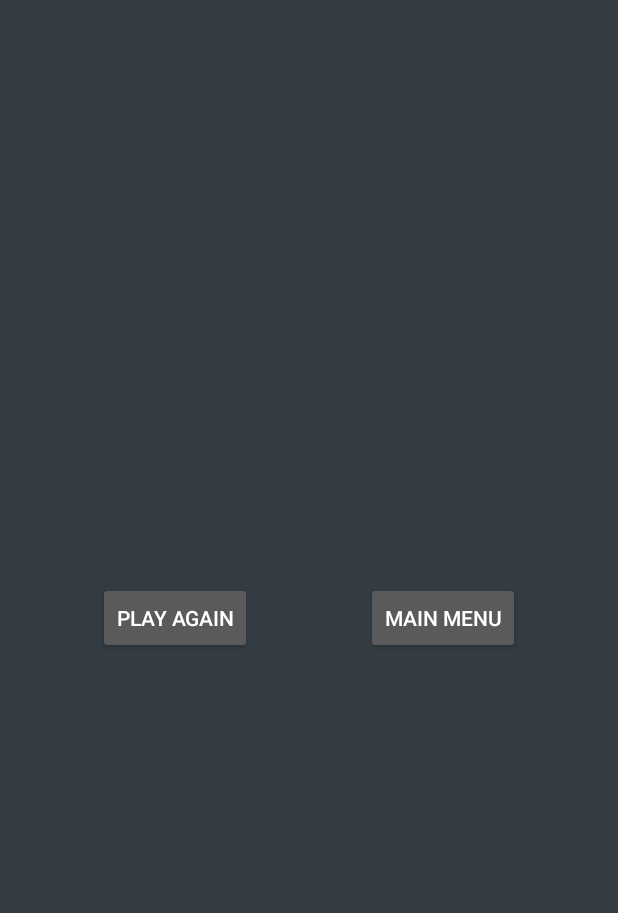
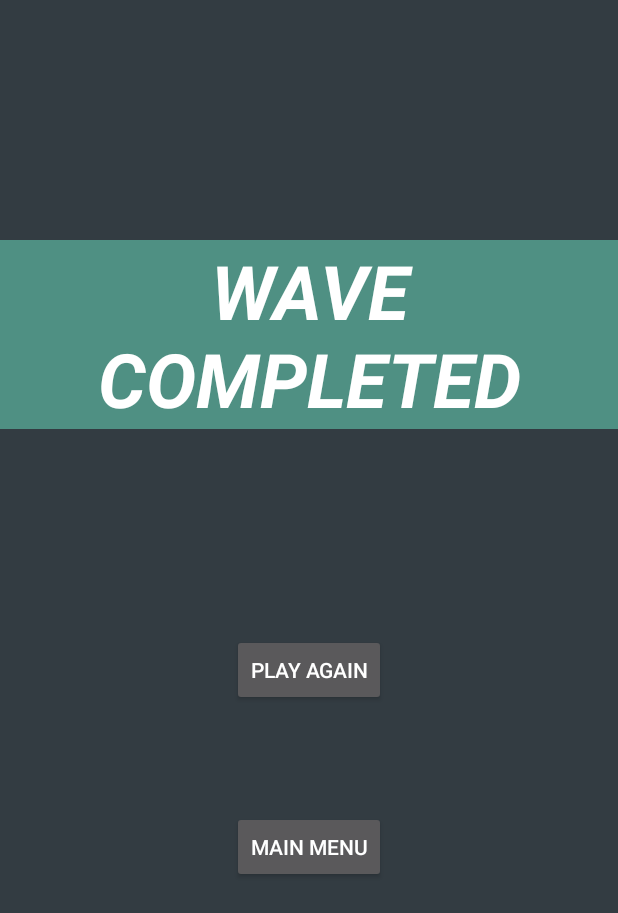
Before and after one commit to d-philip/WaveGen, an Android app: the PostGame screen opened directly, with no data from a screen before it, on a phone screen of 412 x 824 dp. Shown: the top 913 px of the screen. Run offline under Robolectric (Android 15) with nearby library versions, the light colour scheme and no system bars.

Commit message:
Edited post game activity. Changed curvature of graphs. Minor changes to main menu (record image starts at a -30degree angle, rotation speed changed)

```diff
--- a/app/src/main/res/anim/rotate_clockwise.xml
+++ b/app/src/main/res/anim/rotate_clockwise.xml
@@ -1,9 +1,9 @@
 <?xml version="1.0" encoding="utf-8"?>
-<set xmlns:android="http://schemas.android.com/apk/res/android" android:interpolator="@android:anim/cycle_interpolator">
+<set xmlns:android="http://schemas.android.com/apk/res/android" android:interpolator="@android:anim/linear_interpolator">
     <rotate
         android:fromDegrees="0"
         android:toDegrees="360"
-        android:duration="500000"
+        android:duration="10000"
         android:pivotX="50%"
         android:pivotY="50%"
         android:repeatCount="infinite"
--- a/app/src/main/res/layout/activity_game.xml
+++ b/app/src/main/res/layout/activity_game.xml
@@ -56,4 +56,5 @@
         app:layout_constraintVertical_weight="1" />
 
 
+
 </android.support.constraint.ConstraintLayout>
--- a/app/src/main/res/layout/activity_main.xml
+++ b/app/src/main/res/layout/activity_main.xml
@@ -14,12 +14,14 @@
         android:layout_alignParentEnd="true"
         android:layout_centerVertical="true"
         android:adjustViewBounds="false"
+        android:scaleType="centerInside"
+        android:rotation="330"
         app:layout_constraintBottom_toBottomOf="parent"
         app:layout_constraintEnd_toEndOf="parent"
         app:layout_constraintHorizontal_bias="0.0"
         app:layout_constraintStart_toStartOf="parent"
         app:layout_constraintTop_toTopOf="parent"
-        app:layout_constraintVertical_bias="0.64"
+        app:layout_constraintVertical_bias="0.0"
         app:srcCompat="@drawable/wavegennodisk" />
 
     <Button
--- a/app/src/main/res/layout/activity_post_game.xml
+++ b/app/src/main/res/layout/activity_post_game.xml
@@ -7,6 +7,24 @@
     tools:context=".PostGame"
     tools:layout_editor_absoluteY="81dp">
 
+    <TextView
+        android:id="@+id/textView"
+        android:layout_width="wrap_content"
+        android:layout_height="wrap_content"
+        android:background="@color/colorPrimary"
+        android:text="WAVE COMPLETED"
+        android:textAlignment="center"
+        android:textAllCaps="false"
+        android:textAppearance="@style/TextAppearance.AppCompat.Display2"
+        android:textColor="@android:color/white"
+        android:textSize="50sp"
+        android:textStyle="bold|italic"
+        app:layout_constraintBottom_toBottomOf="parent"
+        app:layout_constraintEnd_toEndOf="parent"
+        app:layout_constraintStart_toStartOf="parent"
+        app:layout_constraintTop_toTopOf="parent"
+        app:layout_constraintVertical_bias="0.229" />
+
     <Button
         android:id="@+id/button2"
         android:layout_width="wrap_content"
@@ -14,19 +32,23 @@
         android:onClick="launchPlayAgain"
         android:text="Play Again"
         app:layout_constraintBottom_toBottomOf="parent"
-        app:layout_constraintEnd_toStartOf="@+id/button3"
+        app:layout_constraintEnd_toEndOf="parent"
+        app:layout_constraintHorizontal_bias="0.501"
         app:layout_constraintStart_toStartOf="parent"
-        app:layout_constraintTop_toTopOf="parent" />
+        app:layout_constraintTop_toTopOf="parent"
+        app:layout_constraintVertical_bias="0.545" />
 
     <Button
         android:id="@+id/button3"
         android:layout_width="wrap_content"
         android:layout_height="wrap_content"
-        android:layout_marginStart="10dp"
         android:onClick="launchMainMenu"
         android:text="Main Menu"
         app:layout_constraintBottom_toBottomOf="parent"
         app:layout_constraintEnd_toEndOf="parent"
-        app:layout_constraintStart_toEndOf="@+id/button2"
-        app:layout_constraintTop_toTopOf="parent" />
+        app:layout_constraintHorizontal_bias="0.501"
+        app:layout_constraintStart_toStartOf="parent"
+        app:layout_constraintTop_toTopOf="parent"
+        app:layout_constraintVertical_bias="0.697" />
+
 </android.support.constraint.ConstraintLayout>
```
Also changed, not shown: app/src/main/AndroidManifest.xml (+0 -8 lines), app/src/main/java/wavegen/wavegengame/Game.java (+10 -6 lines).
